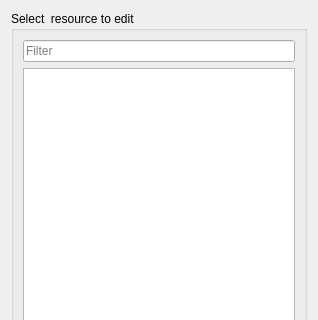
Above: editor/gui/dlgopen.ui from ensisoft/detonator before the change; both pictures show x 0 to 318 and y 0 to 320 of the 318 by 474 pixel window. Below: the same form after it.
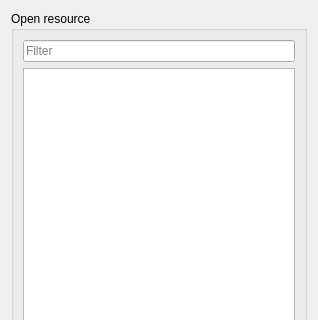
That is the form after the change.

Commit message:
Rename "edit" to "open" when opening workspace resources in GSEditor
Rename "edit" to "open" when opening workspace resources in GSEditor.

```diff
--- a/editor/gui/dlgopen.ui
+++ b/editor/gui/dlgopen.ui
@@ -17,7 +17,7 @@
    <item>
     <widget class="QGroupBox" name="groupBox">
      <property name="title">
-      <string>Select  resource to edit</string>
+      <string>Open resource</string>
      </property>
      <layout class="QVBoxLayout" name="verticalLayout">
       <item>
```
Left out of the diff: 2 changed lines with no effect on the pictures. The commit also changes 1 other file.
